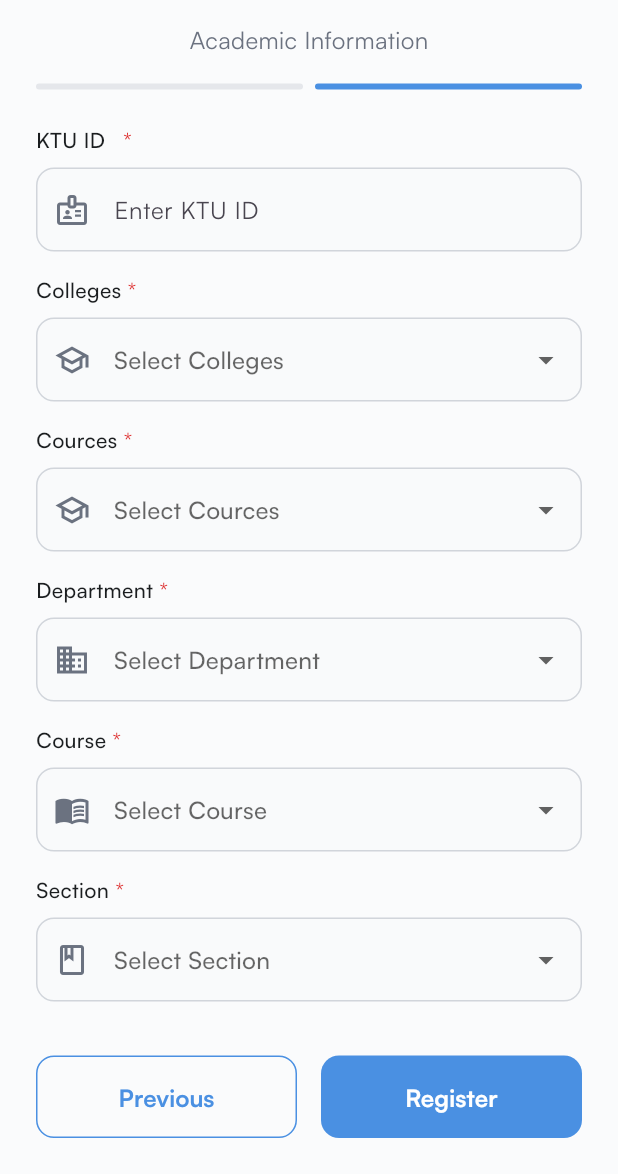
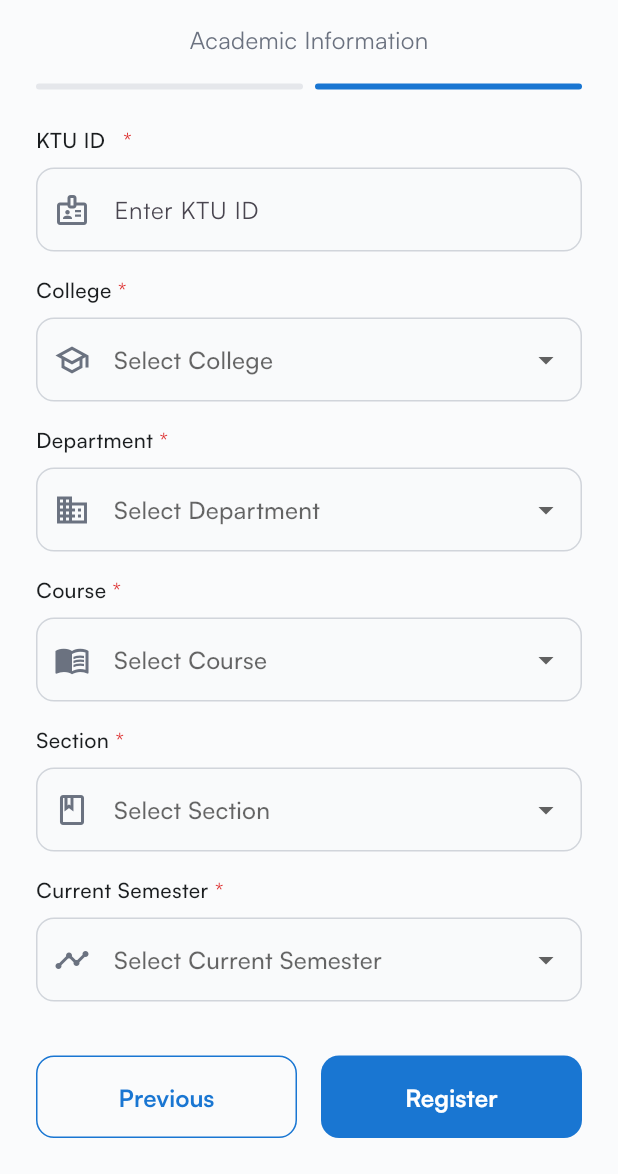
Before and after one commit to a5xwin/MarkMe, a Flutter app: the StudentRegisterationPage screen opened directly, swiped to page 2, on a phone screen of 412 x 824 dp, the part 62-1236 px from its top. Run offline on Flutter 3.47's test engine with Material 3 defaults, Android fonts, the phone set to English and light mode, and no system bars; our stand-ins replace lottie.

```diff
--- a/lib/view/common/colors.dart
+++ b/lib/view/common/colors.dart
@@ -1,22 +1,22 @@
 import 'package:flutter/material.dart';
 
 class AppColors {
-  // Primary Colors - Soft and Professional
-  static const Color primary = Color(0xFF4A90E2);        // Soft blue
-  static const Color primaryLight = Color(0xFF7BB3F0);   // Lighter blue
-  static const Color primaryDark = Color(0xFF2E5F8F);    // Darker blue
+  // Primary Colors - Using the vibrant blue from the image
+  static const Color primary = Color(0xFF1976D2);        // Deep vibrant blue
+  static const Color primaryLight = Color(0xFF42A5F5);   // Lighter blue
+  static const Color primaryDark = Color(0xFF0A1653);    // Deeper blue
 
   // Secondary Colors
   static const Color secondary = Color(0xFF6C7B7F);      // Muted blue-gray
   static const Color secondaryLight = Color(0xFF9CADB2); // Light gray-blue
   static const Color secondaryDark = Color(0xFF4A5759);  // Dark gray-blue
 
-  // Background Colors
+  // Background Colors - Light Theme
   static const Color background = Color(0xFFFAFBFC);     // Very light gray
   static const Color surface = Color(0xFFFFFFFF);        // Pure white
   static const Color surfaceVariant = Color(0xFFF5F7FA); // Light gray
 
-  // Text Colors
+  // Text Colors - Light Theme
   static const Color textPrimary = Color(0xFF1A1D1F);    // Almost black
   static const Color textSecondary = Color(0xFF6B7280);  // Medium gray
   static const Color textTertiary = Color(0xFF9CA3AF);   // Light gray
@@ -32,9 +32,9 @@ class AppColors {
   static const Color success = Color(0xFF059669);        // Muted green
   static const Color warning = Color(0xFFD97706);        // Muted orange
   static const Color error = Color(0xFFDC2626);          // Muted red
-  static const Color info = Color(0xFF2563EB);           // Muted blue
+  static const Color info = Color(0xFF1976D2);           // Using main blue
 
-  // Neutral Colors
+  // Neutral Colors - Light Theme
   static const Color neutral50 = Color(0xFFF9FAFB);
   static const Color neutral100 = Color(0xFFF3F4F6);
   static const Color neutral200 = Color(0xFFE5E7EB);
@@ -57,14 +57,14 @@ class AppColors {
   static const Color divider = Color(0xFFE5E7EB);
 
   // Interactive Colors
-  static const Color buttonPrimary = Color(0xFF4A90E2);
+  static const Color buttonPrimary = Color(0xFF1976D2);  // Using main blue
   static const Color buttonSecondary = Color(0xFFF3F4F6);
   static const Color buttonDisabled = Color(0xFFE5E7EB);
 
   // Input Colors
   static const Color inputBackground = Color(0xFFF9FAFB);
   static const Color inputBorder = Color(0xFFD1D5DB);
-  static const Color inputFocused = Color(0xFF4A90E2);
+  static const Color inputFocused = Color(0xFF1976D2);    // Using main blue
   static const Color inputError = Color(0xFFDC2626);
 
   // Attendance Stats Colors (Subtle versions)
@@ -76,7 +76,7 @@ class AppColors {
   static const LinearGradient primaryGradient = LinearGradient(
     begin: Alignment.topLeft,
     end: Alignment.bottomRight,
-    colors: [Color(0xFF4A90E2), Color(0xFF7BB3F0)],
+    colors: [Color(0xFF1976D2), Color(0xFF42A5F5)],
   );
 
   static const LinearGradient backgroundGradient = LinearGradient(
--- a/lib/view/screens/students/student_registration_page.dart
+++ b/lib/view/screens/students/student_registration_page.dart
@@ -226,11 +226,15 @@ class _StudentRegisterationPageState extends State<StudentRegisterationPage> {
     }
   }
 
-  dynamic _submitForm() {
-    CustomSnackbar.showSuccessSnackBar(
-      snackBarTitle: 'Success!',
-      snackBarMessage: 'User Registered Successfully! Please Login Now',
+  void _submitForm() {
+    ScaffoldMessenger.of(context).showSnackBar(
+      CustomSnackbar.showSuccessSnackBar(
+        snackBarTitle: 'Success!',
+        snackBarMessage: 'User Registered Successfully! Please Login Now',
+      ),
     );
+
+    // TODO: Navigate to login page
   }
 
   void _nextPage() {
@@ -827,16 +831,7 @@ class _StudentRegisterationPageState extends State<StudentRegisterationPage> {
           _buildDropdownField(
             value: _selectedCollege,
             items: _colleges,
-            label: 'Colleges',
-            icon: Icons.school_outlined,
-            onChanged: (value) => setState(() => _selectedCollege = value),
-          ),
-
-          const SizedBox(height: 16),
-          _buildDropdownField(
-            value: _selectedCourse,
-            items: _courses,
-            label: 'Cources',
+            label: 'College',
             icon: Icons.school_outlined,
             onChanged: (value) => setState(() => _selectedCollege = value),
           ),
```
